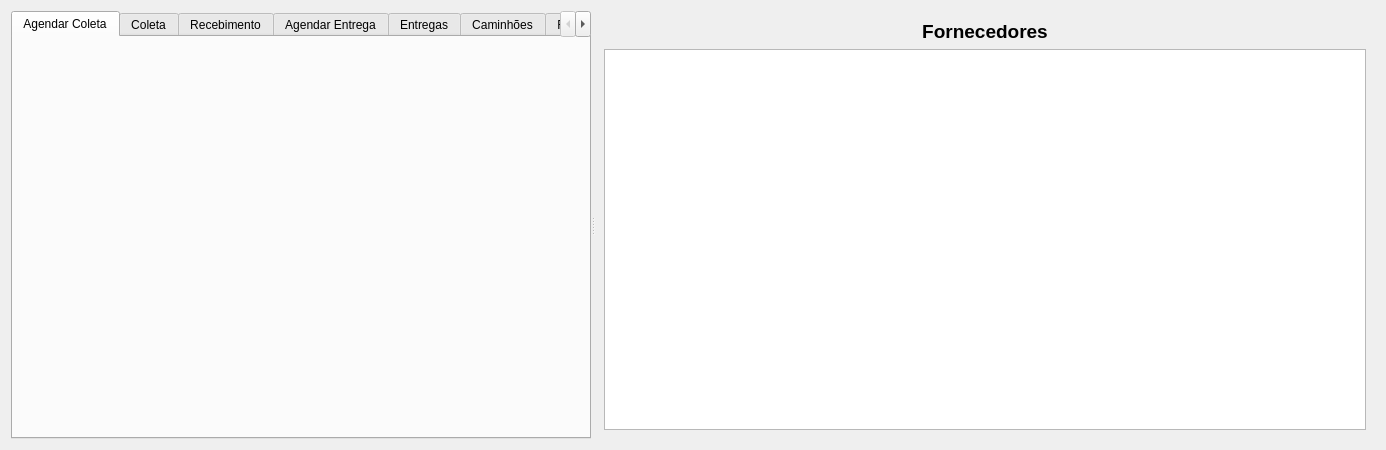
Before: the Qt Designer form ui/tablogistica.ui in darktorres/ERP-STACCATO, drawn with Qt 5.
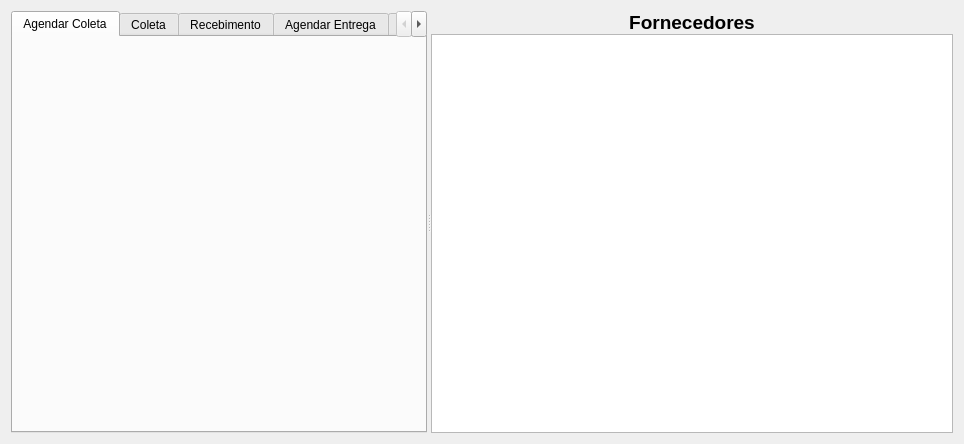
After: the same form once the commit is applied. Custom widgets are drawn as their Qt base class.

```diff
--- a/ui/tablogistica.ui
+++ b/ui/tablogistica.ui
@@ -9,8 +9,8 @@
    <rect>
     <x>0</x>
     <y>0</y>
-    <width>1386</width>
-    <height>450</height>
+    <width>964</width>
+    <height>444</height>
    </rect>
   </property>
   <property name="windowTitle">
@@ -263,9 +263,22 @@
       </widget>
      </widget>
      <widget class="QFrame" name="frameForn">
-      <layout class="QGridLayout" name="gridLayout_34">
-       <item row="0" column="0">
-        <layout class="QHBoxLayout" name="horizontalLayout_3">
+      <layout class="QVBoxLayout" name="verticalLayout_2">
+       <property name="spacing">
+        <number>0</number>
+       </property>
+       <property name="leftMargin">
+        <number>0</number>
+       </property>
+       <property name="topMargin">
+        <number>0</number>
+       </property>
+       <property name="rightMargin">
+        <number>0</number>
+       </property>
+       <property name="bottomMargin">
+        <number>0</number>
+       </property>
          <item>
           <widget class="QLabel" name="labelCompras_11">
            <property name="font">
@@ -283,9 +296,7 @@
            </property>
           </widget>
          </item>
-        </layout>
-       </item>
-       <item row="1" column="0">
+       <item>
         <widget class="TableView" name="tableForn">
          <property name="sizePolicy">
           <sizepolicy hsizetype="Preferred" vsizetype="Expanding">
```
Lines whose indentation alone changed are shown as unchanged.
